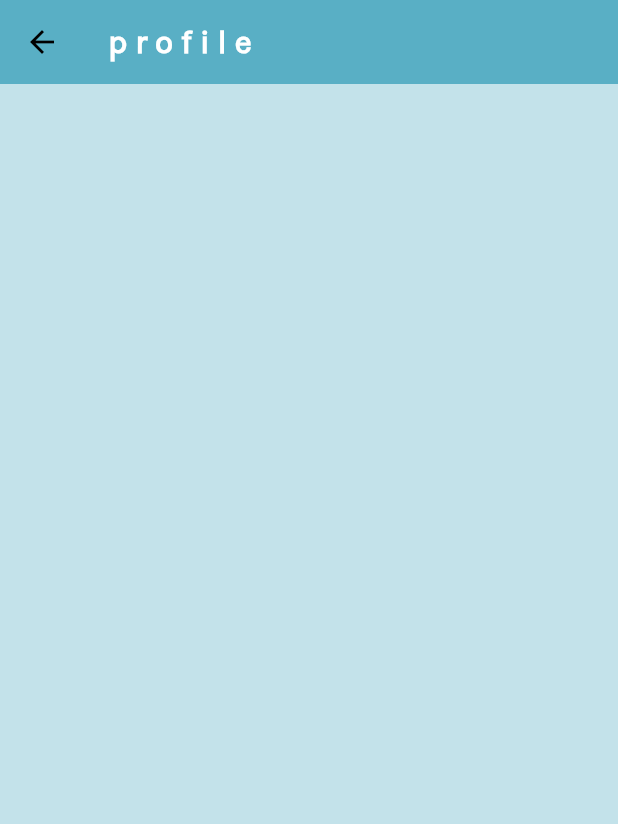
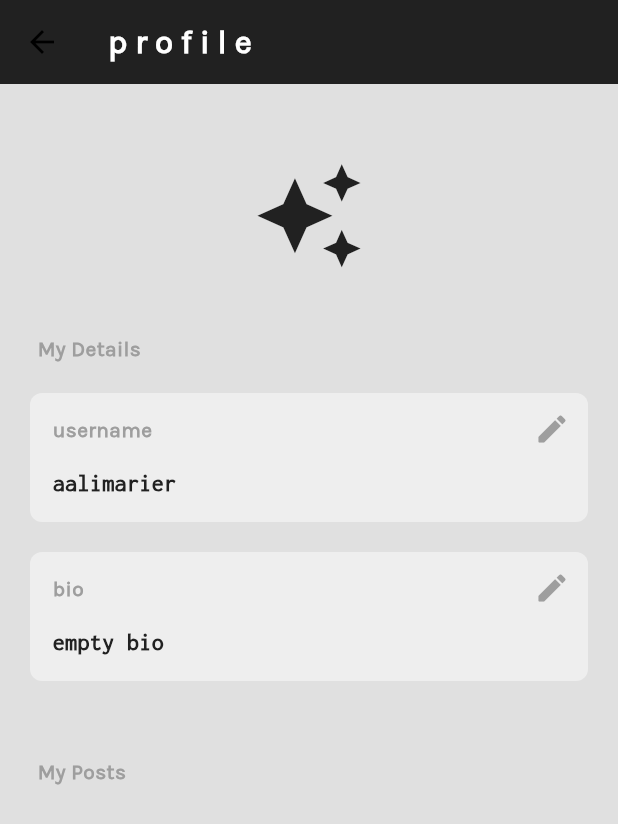
Before and after one commit to technicaali/Scrap, a Flutter app: the ProfilePage screen opened directly, on a phone screen of 412 x 824 dp. Shown: the top 824 px of the screen. Run offline on Flutter 3.47's test engine with Material 3 defaults, Android fonts, the light colour scheme and no system bars; our stand-ins replace cloud_firestore, firebase_auth, firebase_core; accounts and stored records are empty; network calls fail.

Commit message:
font & color edits

```diff
--- /dev/null
+++ b/scrap/lib/components/my_textbox.dart
@@ -0,0 +1,67 @@
+import 'package:flutter/material.dart';
+
+class MyTextBox extends StatelessWidget {
+  final String text;
+  final String sectionName;
+  final void Function()? onPressed;
+
+  const MyTextBox({
+    super.key,
+    required this.text,
+    required this.sectionName,
+    required this.onPressed,
+  });
+
+  @override
+  Widget build(BuildContext context) {
+    return Container(
+      decoration: BoxDecoration(
+          color: Theme.of(context).colorScheme.secondary,
+          borderRadius: BorderRadius.circular(8)),
+      padding: EdgeInsets.only(
+        left: 15,
+        bottom: 15,
+      ),
+      margin: const EdgeInsets.only(
+        left: 20,
+        right: 20,
+        top: 20,
+      ),
+      child: Column(
+        crossAxisAlignment: CrossAxisAlignment.start,
+        children: [
+          // section name
+          Row(
+            mainAxisAlignment: MainAxisAlignment.spaceBetween,
+            children: [
+              // section name
+              Text(
+                sectionName,
+                style: TextStyle(
+                    color: Theme.of(context).colorScheme.primary,
+                    fontFamily: 'Karla',
+                    fontWeight: FontWeight.bold),
+              ),
+
+              // edit button
+              IconButton(
+                  onPressed: onPressed,
+                  icon: Icon(Icons.edit_rounded,
+                      color: Theme.of(context).colorScheme.primary))
+            ],
+          ),
+
+          // text
+          Text(
+            text,
+            style: TextStyle(
+                color: Theme.of(context).colorScheme.inversePrimary,
+                fontFamily: 'Inconsolata',
+                fontWeight: FontWeight.bold,
+                fontSize: 16),
+          ),
+        ],
+      ),
+    );
+  }
+}
--- a/scrap/lib/pages/home_page.dart
+++ b/scrap/lib/pages/home_page.dart
@@ -136,9 +136,9 @@ class _HomePageState extends State<HomePage> {
             Text(
               "What's on your mind ${currentUser.email!}?",
               style: TextStyle(
-                color: Theme.of(context).colorScheme.inversePrimary,
-                fontFamily: 'Karla',
-              ),
+                  color: Theme.of(context).colorScheme.inversePrimary,
+                  fontFamily: 'Karla',
+                  fontWeight: FontWeight.bold),
             ),
 
             const SizedBox(height: 15),
--- a/scrap/lib/pages/profile_page.dart
+++ b/scrap/lib/pages/profile_page.dart
@@ -1,7 +1,20 @@
+import 'package:firebase_auth/firebase_auth.dart';
 import 'package:flutter/material.dart';
+import 'package:scrap/components/my_textBox.dart';
 
-class ProfilePage extends StatelessWidget {
+class ProfilePage extends StatefulWidget {
   const ProfilePage({super.key});
+
+  @override
+  State<ProfilePage> createState() => _ProfilePageState();
+}
+
+class _ProfilePageState extends State<ProfilePage> {
+  // current user
+  final currentUser = FirebaseAuth.instance.currentUser!;
+
+  // edit field
+  Future<void> editField(String field) async {}
 
   @override
   Widget build(BuildContext context) {
@@ -17,6 +30,75 @@ class ProfilePage extends StatelessWidget {
           ),
         ),
         backgroundColor: Theme.of(context).colorScheme.inversePrimary,
-        ));
+      ),
+      body: ListView(
+        children: [
+          const SizedBox(
+            height: 50,
+          ),
+          // profile picture
+          Icon(
+            Icons.auto_awesome,
+            color: Theme.of(context).colorScheme.inversePrimary,
+            size: 75,
+          ),
+
+          const SizedBox(
+            height: 10,
+          ),
+
+          // user email
+          Text(
+            currentUser.email!,
+            textAlign: TextAlign.center,
+            style: TextStyle(
+              color: Theme.of(context).colorScheme.inversePrimary,
+            ),
+          ),
+
+          const SizedBox(
+            height: 10,
+          ),
+
+          // user details
+          Padding(
+            padding: const EdgeInsets.only(left: 25.0),
+            child: Text("My Details",
+                style: TextStyle(
+                    color: Theme.of(context).colorScheme.primary,
+                    fontFamily: 'Karla',
+                    fontWeight: FontWeight.bold)),
+          ),
+
+          // username
+          MyTextBox(
+            text: 'aalimarier',
+            sectionName: 'username',
+            onPressed: () => editField('username'),
+          ),
+
+          // bio
+          MyTextBox(
+            text: 'empty bio',
+            sectionName: 'bio',
+            onPressed: () => editField('bio'),
+          ),
+
+          const SizedBox(
+            height: 50,
+          ),
+
+          // user posts
+          Padding(
+            padding: const EdgeInsets.only(left: 25.0),
+            child: Text("My Posts",
+                style: TextStyle(
+                    color: Theme.of(context).colorScheme.primary,
+                    fontFamily: 'Karla',
+                    fontWeight: FontWeight.bold)),
+          ),
+        ],
+      ),
+    );
   }
 }
--- a/scrap/lib/themes/light_mode.dart
+++ b/scrap/lib/themes/light_mode.dart
@@ -1,19 +1,10 @@
 import 'package:flutter/material.dart';
 
 ThemeData lightMode = ThemeData(
-    colorScheme: const ColorScheme.light(
-  background: Color(0xFFC3E2EA),
-  primary: Color(0xFF95CCDA),
-  secondary: Color(0xffD2E9EF),
+    colorScheme: ColorScheme.light(
+  background: Colors.grey.shade300,
+  primary: Colors.grey.shade500,
+  secondary: Colors.grey.shade200,
   tertiary: Colors.white,
-  inversePrimary: Color(0xFF59AFC5),
+  inversePrimary: Colors.grey.shade900,
 ));
-
-// ThemeData lightMode = ThemeData(
-//     colorScheme: ColorScheme.light(
-//   background: Colors.grey.shade300,
-//   primary: Colors.grey.shade500,
-//   secondary: Colors.grey.shade200,
-//   tertiary: Colors.white,
-//   inversePrimary: Colors.grey.shade900,
-// ));
```
Also changed, not shown: scrap/lib/components/my_button.dart (+4 -4 lines), scrap/lib/pages/login_page.dart (+12 -8 lines), scrap/lib/pages/register_page.dart (+14 -10 lines). Lines whose indentation alone changed are shown as unchanged.
